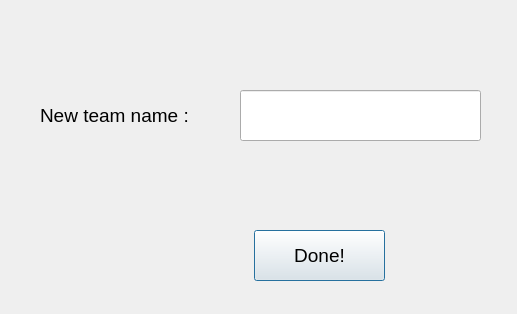
Qt form MainWindowApp/teamedit.ui (TheYoungOldtimer/ApProject1) before a commit.
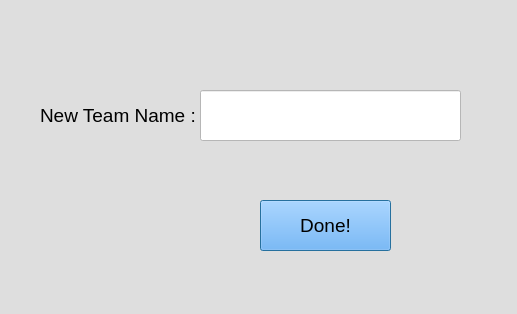
The same form after that commit.

Diff of the .ui file:
```diff
--- a/MainWindowApp/teamedit.ui
+++ b/MainWindowApp/teamedit.ui
@@ -13,6 +13,10 @@
   <property name="windowTitle">
    <string>Dialog</string>
   </property>
+  <property name="styleSheet">
+   <string notr="true">background-color: rgb(222, 222, 222);
+color: rgb(0, 0, 0);</string>
+  </property>
   <widget class="QLabel" name="label">
    <property name="geometry">
     <rect>
@@ -28,15 +32,15 @@
     </font>
    </property>
    <property name="text">
-    <string>New team name :</string>
+    <string>New Team Name :</string>
    </property>
   </widget>
   <widget class="QLineEdit" name="lineEdit">
    <property name="geometry">
     <rect>
-     <x>240</x>
+     <x>200</x>
      <y>90</y>
-     <width>241</width>
+     <width>261</width>
      <height>51</height>
     </rect>
    </property>
@@ -45,12 +49,15 @@
      <pointsize>14</pointsize>
     </font>
    </property>
+   <property name="styleSheet">
+    <string notr="true">background-color: rgb(255, 255, 255);</string>
+   </property>
   </widget>
   <widget class="QPushButton" name="pushButton">
    <property name="geometry">
     <rect>
-     <x>254</x>
-     <y>230</y>
+     <x>260</x>
+     <y>200</y>
      <width>131</width>
      <height>51</height>
     </rect>
@@ -60,6 +67,12 @@
      <pointsize>14</pointsize>
     </font>
    </property>
+   <property name="cursor">
+    <cursorShape>PointingHandCursor</cursorShape>
+   </property>
+   <property name="styleSheet">
+    <string notr="true">background-color: rgb(85, 170, 255);</string>
+   </property>
    <property name="text">
     <string>Done!</string>
    </property>
```
